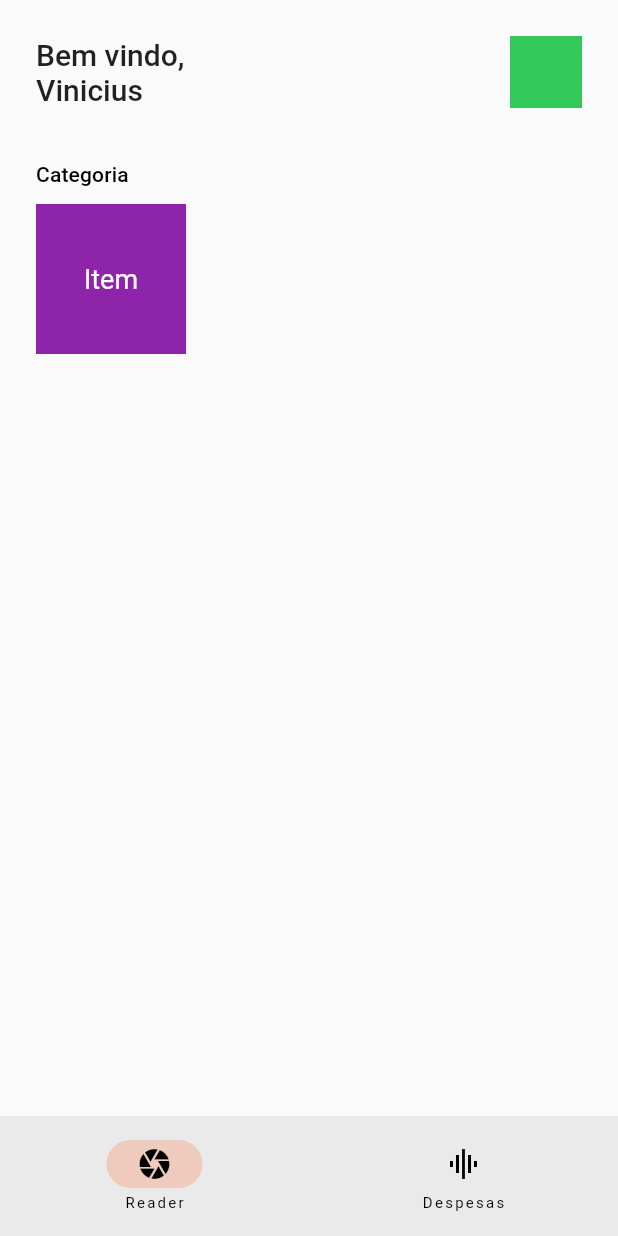
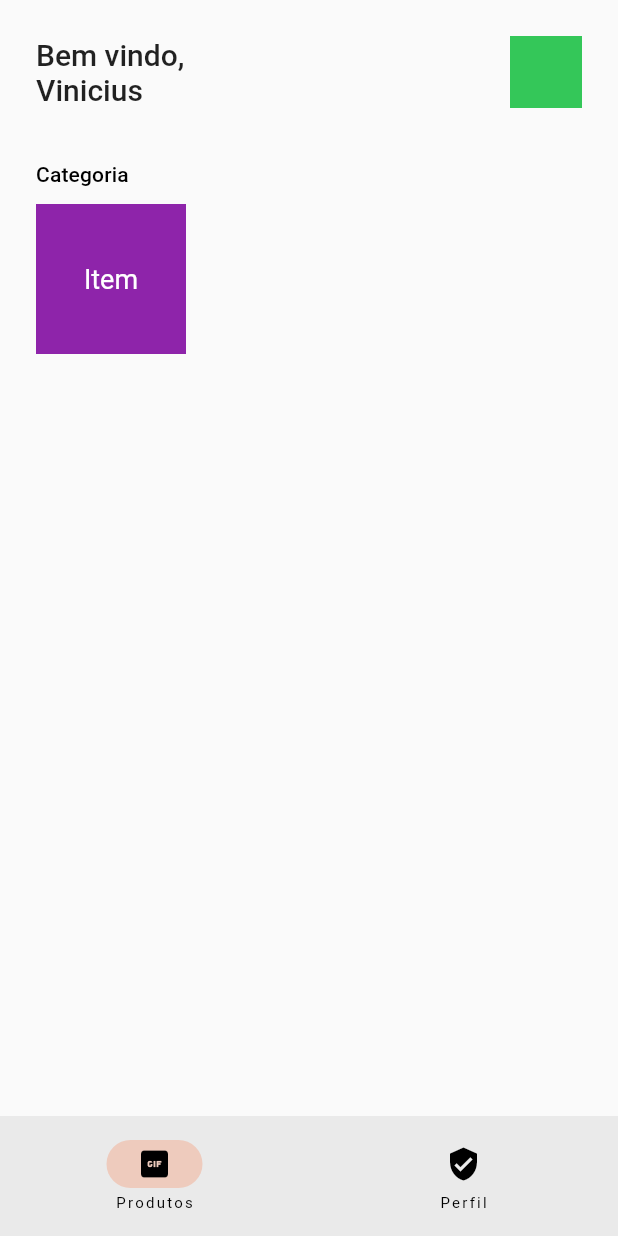
Before and after one commit to viniciusromani/poc-flutter, a Flutter app: the screen it shows after launch, on a phone screen of 412 x 824 dp. Run offline on Flutter 3.47's test engine with Material 2 defaults, Android fonts, the phone set to English and light mode, and no system bars; our stand-ins replace bloc, equatable, flutter_bloc.

Commit message:
making title optional

```diff
--- a/lib/presentation/widget/horizontal_gallery/horizontal_gallery.dart
+++ b/lib/presentation/widget/horizontal_gallery/horizontal_gallery.dart
@@ -17,14 +17,26 @@ abstract class HorizontalGalleryWidget<T extends HorizontalGalleryItem> extends
 }
 
 class HorizontalGallery extends StatelessWidget {
-  final String title;
+  final String? title;
   final List<HorizontalGalleryWidget> items;
 
   const HorizontalGallery({
     super.key,
-    required this.title,
+    this.title,
     required this.items
   });
+
+  Widget titledHeader(BuildContext context) {
+    return Column(
+      children: [
+        Text(
+          title!,
+          style: Theme.of(context).textTheme.titleSmall,
+        ),
+        const SizedBox(height: 12)
+      ],
+    );
+  }
 
   @override
   Widget build(BuildContext context) {
@@ -34,11 +46,8 @@ class HorizontalGallery extends StatelessWidget {
       child: Column(
         crossAxisAlignment: CrossAxisAlignment.start,
         children: [
-          Text(
-            title,
-            style: Theme.of(context).textTheme.titleSmall,
-          ),
-          const SizedBox(height: 12),
+          if (title != null)
+            titledHeader(context),
           SizedBox(
             height: 100,
             child: ListView(
--- a/lib/presentation/widget/navbar.dart
+++ b/lib/presentation/widget/navbar.dart
@@ -16,12 +16,12 @@ class AppNavigationBar extends StatelessWidget {
           selectedIndex: state.screen.index,
           destinations: const <Widget>[
             NavigationDestination(
-              icon: Icon(Icons.camera),
-              label: 'Reader',
+              icon: Icon(Icons.gif_box),
+              label: 'Produtos',
             ),
             NavigationDestination(
-              icon: Icon(Icons.graphic_eq),
-              label: 'Despesas'
+              icon: Icon(Icons.verified_user),
+              label: 'Perfil'
             ),
           ],
           onDestinationSelected:
```
